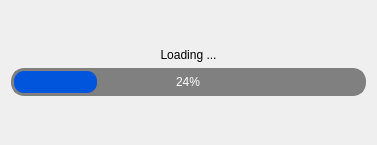
The window that pulse/interface/data/ui_files/messages/new_loading_window.ui (open-pulse/OpenPulse) describes before a commit, drawn with Qt 5.
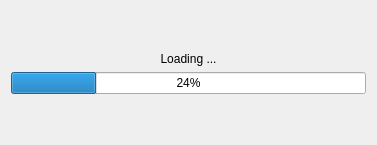
The same window after the commit.

```diff
--- a/pulse/interface/data/ui_files/messages/new_loading_window.ui
+++ b/pulse/interface/data/ui_files/messages/new_loading_window.ui
@@ -16,23 +16,6 @@
   <property name="windowTitle">
    <string>Loading Window</string>
   </property>
-  <property name="styleSheet">
-   <string notr="true">QProgressBar {
-    border: 3px solid grey;
-    border-radius: 13px;
-    text-align: center;
-    background-color: grey;
-    color: white;
-}
-QProgressBar::chunk {
-    background-color: #0055DD;
-    border-top-right-radius: 10px;
-    border-top-left-radius: 10px;
-    border-bottom-right-radius: 10px;
-    border-bottom-left-radius: 10px;
-}
-</string>
-  </property>
   <layout class="QVBoxLayout" name="verticalLayout">
    <item>
     <spacer name="verticalSpacer_2">
```
